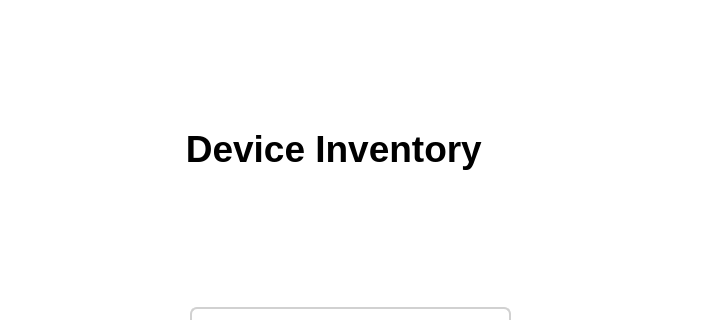
First picture: the form in login_screen.ui, repository fedulovs/InventoryUI, before the edit; both pictures show x 250 to 951 and y 0 to 320 of the 1200 by 800 pixel window.
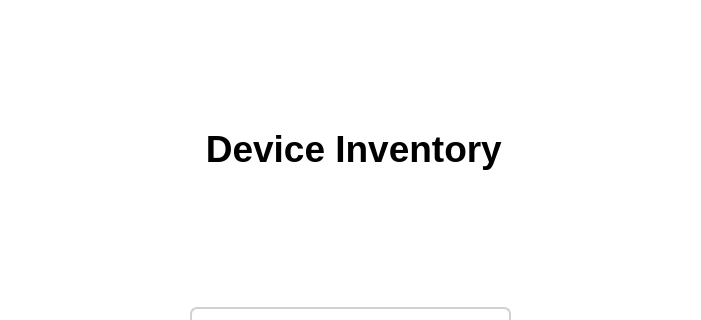
Second picture: the form after the edit.

Commit message: Add device details screen and device confirmation screen

What changed in the file:
```diff
--- a/login_screen.ui
+++ b/login_screen.ui
@@ -120,7 +120,7 @@
             <widget class="QLabel" name="title">
                 <property name="geometry">
                     <rect>
-                        <x>330</x>
+                        <x>350</x>
                         <y>100</y>
                         <width>521</width>
                         <height>91</height>
```
Left out of the diff: 22 changed lines with no effect on the pictures. The commit also changes 4 other files.
